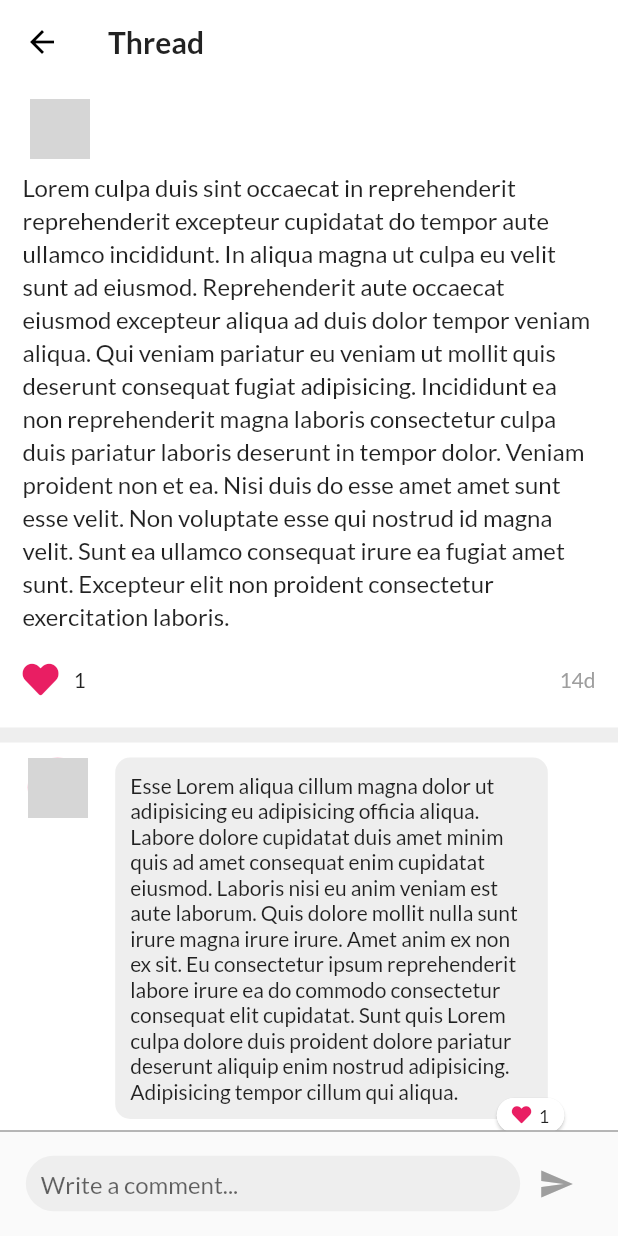
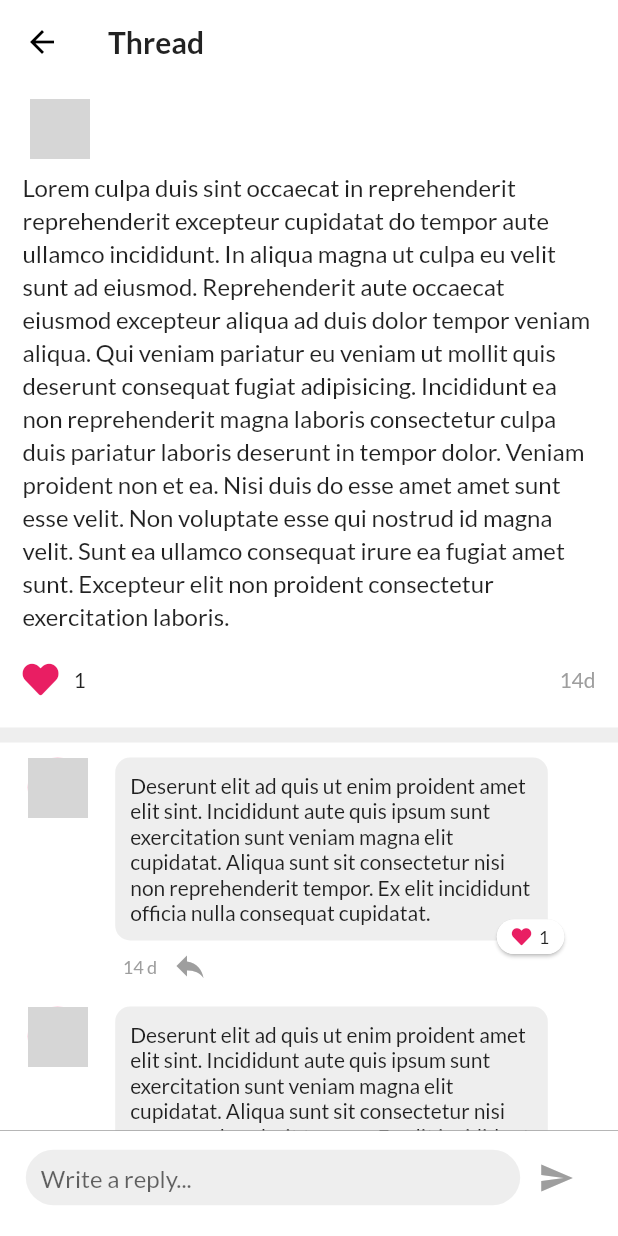
Before and after one commit to saurabhguptarock/IOSD-Demo, a Flutter app: the ThreadViewPage screen opened directly, on a phone screen of 412 x 824 dp. Run offline on Flutter 3.47's test engine with Material 2 defaults, Android fonts, the phone set to English and light mode, and no system bars; our stand-ins replace font_awesome_flutter, google_fonts; network calls fail; grey boxes are pictures that could not be loaded.

Commit message:
finalized all pages

```diff
--- a/lib/pages/thread_view.dart
+++ b/lib/pages/thread_view.dart
@@ -1,9 +1,10 @@
 import 'dart:math';
-
 import 'package:flutter/material.dart';
 import 'package:font_awesome_flutter/font_awesome_flutter.dart';
 import 'package:google_fonts/google_fonts.dart';
 import 'package:iosd_demo/shared/shared.dart';
+
+IsReplying isReplying = IsReplying();
 
 class ThreadViewPage extends StatefulWidget {
   @override
@@ -13,6 +14,14 @@ class ThreadViewPage extends StatefulWidget {
 class _ThreadViewPageState extends State<ThreadViewPage> {
   bool _isLiked = Random().nextBool();
   int _likes = Random().nextInt(10) + 1;
+
+  @override
+  void initState() {
+    isReplying.addListener(() {
+      setState(() {});
+    });
+    super.initState();
+  }
 
   @override
   Widget build(BuildContext context) {
@@ -106,7 +115,7 @@ class _ThreadViewPageState extends State<ThreadViewPage> {
             ),
           ),
           Positioned(
-            bottom: 62,
+            bottom: isReplying.isReplying ? 92 : 62,
             left: 0,
             right: 0,
             child: Divider(
@@ -119,8 +128,49 @@ class _ThreadViewPageState extends State<ThreadViewPage> {
             bottom: 0,
             right: 0,
             child: Container(
-              height: 70,
+              color: Colors.white,
+              height: isReplying.isReplying ? 100 : 70,
+              child: Column(
+                children: [
+                  if (isReplying.isReplying)
+                    Container(
+                      padding: EdgeInsets.only(left: 15, right: 10),
+                      height: 30,
                       child: Row(
+                        crossAxisAlignment: CrossAxisAlignment.center,
+                        mainAxisAlignment: MainAxisAlignment.spaceBetween,
+                        children: [
+                          Row(
+                            children: [
+                              Text(
+                                '|',
+                                style: GoogleFonts.lato(
+                                  fontSize: 30,
+                                ),
+                              ),
+                              Padding(
+                                padding: EdgeInsets.only(top: 5),
+                                child: Text(
+                                  'Deserunt incididunt nisi id est ad...',
+                                  style: GoogleFonts.lato(
+                                    fontSize: 18,
+                                  ),
+                                ),
+                              ),
+                            ],
+                          ),
+                          InkWell(
+                            child: Icon(
+                              Icons.close,
+                              size: 30,
+                            ),
+                            onTap: () => isReplying.reply(false),
+                          )
+                        ],
+                      ),
+                    ),
+                  SizedBox(height: 7),
+                  Row(
                     mainAxisAlignment: MainAxisAlignment.center,
                     children: [
                       Container(
@@ -145,7 +195,7 @@ class _ThreadViewPageState extends State<ThreadViewPage> {
                                   errorBorder: InputBorder.none,
                                   disabledBorder: InputBorder.none,
                                   contentPadding: EdgeInsets.all(10),
-                              hintText: 'Write a comment...',
+                                  hintText: 'Write a reply...',
                                   hintStyle: GoogleFonts.lato(),
                                 ),
                                 style: GoogleFonts.lato(
@@ -166,6 +216,8 @@ class _ThreadViewPageState extends State<ThreadViewPage> {
                       ),
                     ],
                   ),
+                ],
+              ),
             ),
           ),
         ],
--- a/lib/shared/shared.dart
+++ b/lib/shared/shared.dart
@@ -1,5 +1,4 @@
 import 'dart:math';
-
 import 'package:flutter/material.dart';
 import 'package:font_awesome_flutter/font_awesome_flutter.dart';
 import 'package:google_fonts/google_fonts.dart';
@@ -246,7 +245,9 @@ class _TopicCommentsState extends State<TopicComments> {
                   children: [
                     Container(
                       child: Text(
-                        'Esse Lorem aliqua cillum magna dolor ut adipisicing eu adipisicing officia aliqua. Labore dolore cupidatat duis amet minim quis ad amet consequat enim cupidatat eiusmod. Laboris nisi eu anim veniam est aute laborum. Quis dolore mollit nulla sunt irure magna irure irure. Amet anim ex non ex sit. Eu consectetur ipsum reprehenderit labore irure ea do commodo consectetur consequat elit cupidatat. Sunt quis Lorem culpa dolore duis proident dolore pariatur deserunt aliquip enim nostrud adipisicing. Adipisicing tempor cillum qui aliqua.',
+                        widget.isReply
+                            ? 'Deserunt elit ad quis ut enim proident amet elit sint. Incididunt aute quis ipsum sunt exercitation sunt veniam magna elit cupidatat. Aliqua sunt sit consectetur nisi non reprehenderit tempor. Ex elit incididunt officia nulla consequat cupidatat.'
+                            : 'Esse Lorem aliqua cillum magna dolor ut adipisicing eu adipisicing officia aliqua. Labore dolore cupidatat duis amet minim quis ad amet consequat enim cupidatat eiusmod. Laboris nisi eu anim veniam est aute laborum. Quis dolore mollit nulla sunt irure magna irure irure. Amet anim ex non ex sit. Eu consectetur ipsum reprehenderit labore irure ea do commodo consectetur consequat elit cupidatat. Sunt quis Lorem culpa dolore duis proident dolore pariatur deserunt aliquip enim nostrud adipisicing. Adipisicing tempor cillum qui aliqua.',
                         style: GoogleFonts.lato(),
                       ),
                     ),
@@ -318,7 +319,9 @@ class _TopicCommentsState extends State<TopicComments> {
                     SizedBox(width: 10),
                     if (widget.isReply)
                       InkWell(
-                        onTap: () {},
+                        onTap: () {
+                          isReplying.reply(true);
+                        },
                         child: Icon(
                           Icons.reply,
                           color: Colors.grey,
@@ -352,3 +355,14 @@ class _TopicCommentsState extends State<TopicComments> {
     );
   }
 }
+
+class IsReplying with ChangeNotifier {
+  static bool _isReplying = false;
+
+  bool get isReplying => _isReplying;
+
+  void reply(bool res) {
+    _isReplying = res;
+    notifyListeners();
+  }
+}
```
Lines whose indentation alone changed are shown as unchanged.
